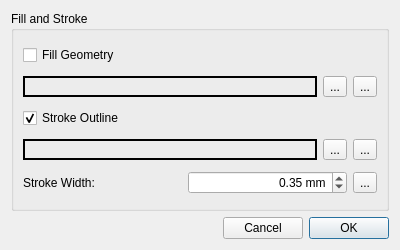
This is src/gui/ExportSvgDialog.ui in pythonscad/pythonscad as Qt 5 draws it before an edit. The edited form follows.
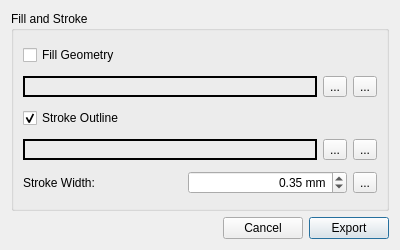
This is the edited form. Icons and pictures are not drawn.

Commit message: feat(gui): GIMP-style Export and Export as (#1042)

Patch:
```diff
--- a/src/gui/ExportSvgDialog.ui
+++ b/src/gui/ExportSvgDialog.ui
@@ -203,7 +203,7 @@
      <item>
       <widget class="QPushButton" name="pushButtonOk">
        <property name="text">
-        <string>OK</string>
+        <string>Export</string>
        </property>
        <property name="default">
         <bool>true</bool>
```
Left out of the diff: 2 changed lines with no effect on the pictures. The commit also changes 31 other files.
